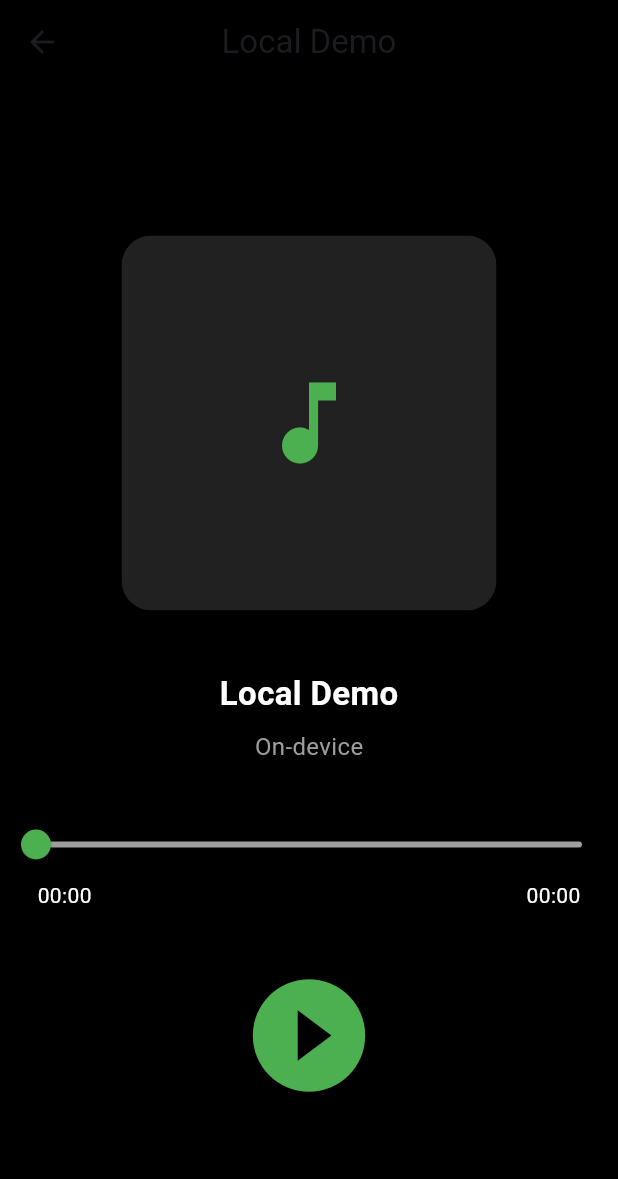
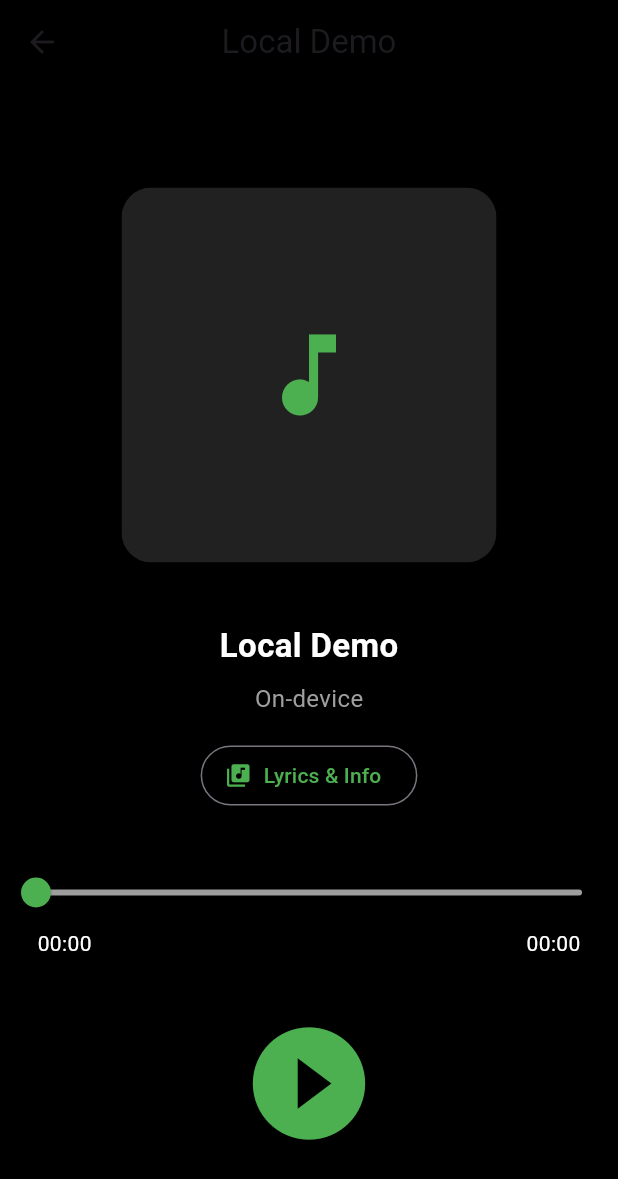
Before and after one commit to Luffy-Cuti/play_music, a Flutter app: the screen it shows once a user with an empty profile is signed in, after a tap on "Local Demo", on a phone screen of 412 x 824 dp. Shown: the top 1179 px of the screen. Run offline on Flutter 3.47's test engine with Material 3 defaults, Android fonts, the phone set to English and light mode, and no system bars; our stand-ins replace firebase_auth, firebase_core, firebase_crashlytics, flutter_local_notifications, get, get_storage and 5 more; accounts and stored records are empty; network calls fail.

Commit message:
thêm mới  chức năng ghẻ lord

```diff
--- a/lib/core/routes/app_pages.dart
+++ b/lib/core/routes/app_pages.dart
@@ -1,5 +1,6 @@
 import 'package:get/get.dart';
 import 'package:play_msuci/modules/register/register_page.dart';
+import '../../data/models/webview/in_app_webview_page.dart';
 import '../../modules/login/login_page.dart';
 import '../../modules/home/home_page.dart';
 import '../../modules/music_detail/music_detail_controller.dart';
@@ -12,6 +13,7 @@ class AppRoutes {
   static const DETAIL = '/detail';
   static const SETTING = '/setting';
   static const REGISTER = '/register';
+  static const WEBVIEW = '/webview';
 }
 
 class AppPages {
@@ -27,5 +29,6 @@ class AppPages {
     ),
     GetPage(name: AppRoutes.SETTING, page: () => SettingPage()),
     GetPage(name: AppRoutes.REGISTER, page: () => RegisterPage()),
+    GetPage(name: AppRoutes.WEBVIEW, page: () => const InAppWebviewPage()),
   ];
 }
--- a/lib/modules/home/home_page.dart
+++ b/lib/modules/home/home_page.dart
@@ -127,7 +127,6 @@ class HomePage extends StatelessWidget {
                 ],
               ),
 
-
               const SizedBox(height: 25),
 
               const Text(
@@ -196,10 +195,7 @@ class HomePage extends StatelessWidget {
                                   ),
                                 ),
                               ),
-                            const Icon(
-                              Icons.play_arrow,
-                              color: Colors.green,
-                            ),
+                            const Icon(Icons.play_arrow, color: Colors.green),
                           ],
                         ),
                         onTap: () {
--- a/lib/modules/music_detail/music_detail_page.dart
+++ b/lib/modules/music_detail/music_detail_page.dart
@@ -1,6 +1,7 @@
 import 'package:flutter/material.dart';
 import 'package:get/get.dart';
 import 'music_detail_controller.dart';
+import '../../core/routes/app_pages.dart';
 
 class MusicDetailPage extends GetView<MusicDetailController> {
   const MusicDetailPage({super.key});
@@ -23,7 +24,6 @@ class MusicDetailPage extends GetView<MusicDetailController> {
         errorBuilder: (_, __, ___) => _fallbackArtwork(),
       );
     }
-
     if (image.isNotEmpty) {
       return Image.asset(
         image,
@@ -84,6 +84,26 @@ class MusicDetailPage extends GetView<MusicDetailController> {
             Text(
               controller.music.artist,
               style: const TextStyle(color: Colors.grey, fontSize: 16),
+            ),
+            const SizedBox(height: 16),
+
+            OutlinedButton.icon(
+              onPressed: () {
+                final query = Uri.encodeComponent(
+                  '${controller.music.title} ${controller.music.artist} lyrics',
+                );
+
+                Get.toNamed(
+                  AppRoutes.WEBVIEW,
+                  arguments: {
+                    'title': 'Lyrics & Info',
+                    'url': 'https://www.google.com/search?q=' + query,
+                  },
+                );
+              },
+              icon: const Icon(Icons.library_music),
+              label: const Text('Lyrics & Info'),
+              style: OutlinedButton.styleFrom(foregroundColor: Colors.green),
             ),
 
             const SizedBox(height: 30),
--- a/pubspec.yaml
+++ b/pubspec.yaml
@@ -43,6 +43,7 @@ dependencies:
   just_audio: ^0.9.36
   path_provider: ^2.1.5
   just_audio_background: ^0.0.1-beta.12
+  webview_flutter: ^4.8.0
 
 
   # The following adds the Cupertino Icons font to your application.
```
Also changed, not shown: lib/data/models/webview/in_app_webview_page.dart (added, +61 -0 lines), pubspec.lock, 1 other file.
